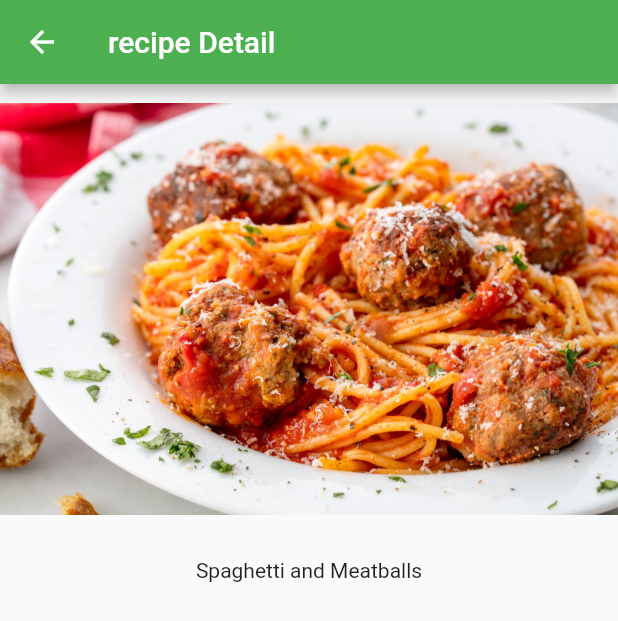
After one commit to ralphpark/flutter_practice, a Flutter app: the screen it shows after launch, after a tap on "Spaghetti and Meatballs", on a phone screen of 412 x 824 dp. The commit adds this screen. Shown: the top 621 px of the screen. Run offline on Flutter 3.47's test engine with Material 2 defaults, Android fonts, the phone set to English and light mode, and no system bars.

Commit message:
flutter practice update

```diff
--- a/lib/main.dart
+++ b/lib/main.dart
@@ -1,5 +1,7 @@
 import 'package:flutter/material.dart';
+import 'package:flutter_project/receip_detail.dart';
 import 'recipe_model.dart';
+import 'recipe_detail.dart';
 
 void main() {
   runApp(const RecipeApp());
@@ -39,7 +41,12 @@ class _MyHomePageState extends State<MyHomePage> {
       body: ListView.builder(
           itemCount: Recipe.samples.length,
           itemBuilder: (context, index) {
-        return buildRecipeCard(Recipe.samples[index]);
+        return GestureDetector(onTap : (){
+          print(Recipe.samples[index].label);
+          Navigator.push(context, MaterialPageRoute(builder: (context) {
+            return RecipeDetail(recipe : Recipe.samples[index]);
+          }));
+        }, child: buildRecipeCard(Recipe.samples[index]));
       }
       ),
     );
--- /dev/null
+++ b/lib/receip_detail.dart
@@ -0,0 +1,29 @@
+import 'package:flutter/material.dart';
+import 'package:flutter_project/recipe_model.dart';
+class RecipeDetail extends StatefulWidget {
+  final Recipe recipe;
+  const RecipeDetail({Key? key, required this.recipe}) : super(key: key);
+  @override
+  _RecipeDetailState createState() => _RecipeDetailState();
+}
+
+class _RecipeDetailState extends State<RecipeDetail> {
+  @override
+  Widget build(BuildContext context) {
+    return Scaffold(
+        appBar: AppBar(
+          title: Text('recipe Detail'),
+        ),
+        body: SafeArea(
+            child: Column(
+              children: [
+            SizedBox(
+                height: 300,
+                width: double.infinity,
+                child: Image.asset(widget.recipe.imageUrl)),
+            const SizedBox(height: 16.0),
+            Text(widget.recipe.label),
+          ],
+        )));
+  }
+}
--- /dev/null
+++ b/lib/recipe_detail.dart
@@ -0,0 +1 @@
+// TODO Implement this library.
```
